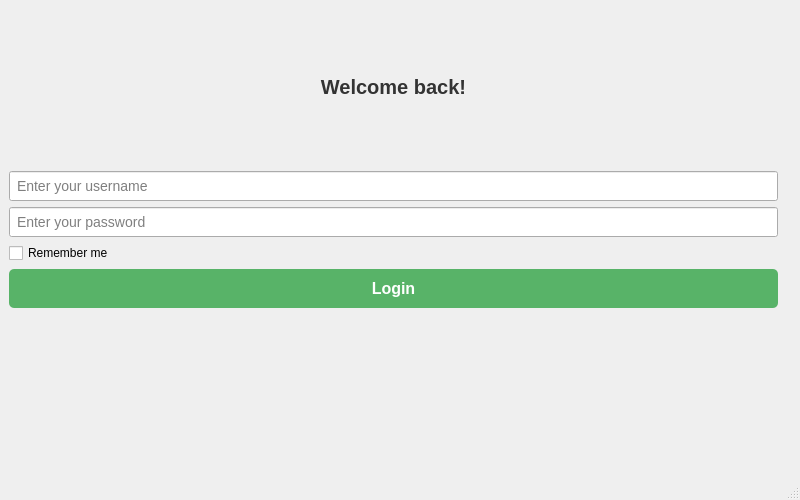
Above: src/login.ui from codingburgas/finance-challenge-vermogenskrieger before the change. Below: the same form after it.
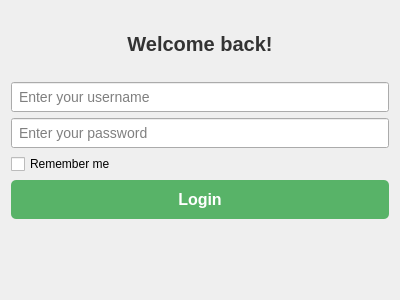
That is the form after the change. Icons and pictures are not drawn.

```diff
--- a/src/login.ui
+++ b/src/login.ui
@@ -1,21 +1,18 @@
 <?xml version="1.0" encoding="UTF-8"?>
 <ui version="4.0">
- <class>MainWindow</class>
- <widget class="QMainWindow" name="MainWindow">
+ <class>Login</class>
+ <widget class="QDialog" name="Login">
   <property name="geometry">
    <rect>
     <x>0</x>
     <y>0</y>
-    <width>800</width>
-    <height>500</height>
+    <width>400</width>
+    <height>300</height>
    </rect>
   </property>
   <property name="windowTitle">
    <string>Login Screen</string>
   </property>
-  <widget class="QWidget" name="centralwidget">
-   <layout class="QHBoxLayout" name="horizontalLayout">
-    <item>
      <layout class="QVBoxLayout" name="verticalLayout">
       <item>
        <widget class="QLabel" name="welcomeLabel">
@@ -81,31 +78,12 @@
         <property name="alignment">
          <set>Qt::AlignmentFlag::AlignCenter</set>
         </property>
-       </widget>
-      </item>
-     </layout>
-    </item>
-    <item>
-     <widget class="QLabel" name="imageLabel">
-      <property name="pixmap">
-       <pixmap>:/images/meditation_image.png</pixmap>
-      </property>
-      <property name="scaledContents">
-       <bool>true</bool>
-      </property>
-      <property name="alignment">
-       <set>Qt::AlignmentFlag::AlignCenter</set>
-      </property>
+     <property name="styleSheet">
+      <string>font-size: 14px;</string>
+     </property>
      </widget>
     </item>
    </layout>
-  </widget>
-  <widget class="QStatusBar" name="statusbar"/>
-  <action name="action1">
-   <property name="text">
-    <string>1</string>
-   </property>
-  </action>
  </widget>
  <resources/>
  <connections/>
```
Left out of the diff: 35 changed lines with no effect on the pictures. Lines whose indentation alone changed are shown as unchanged.
